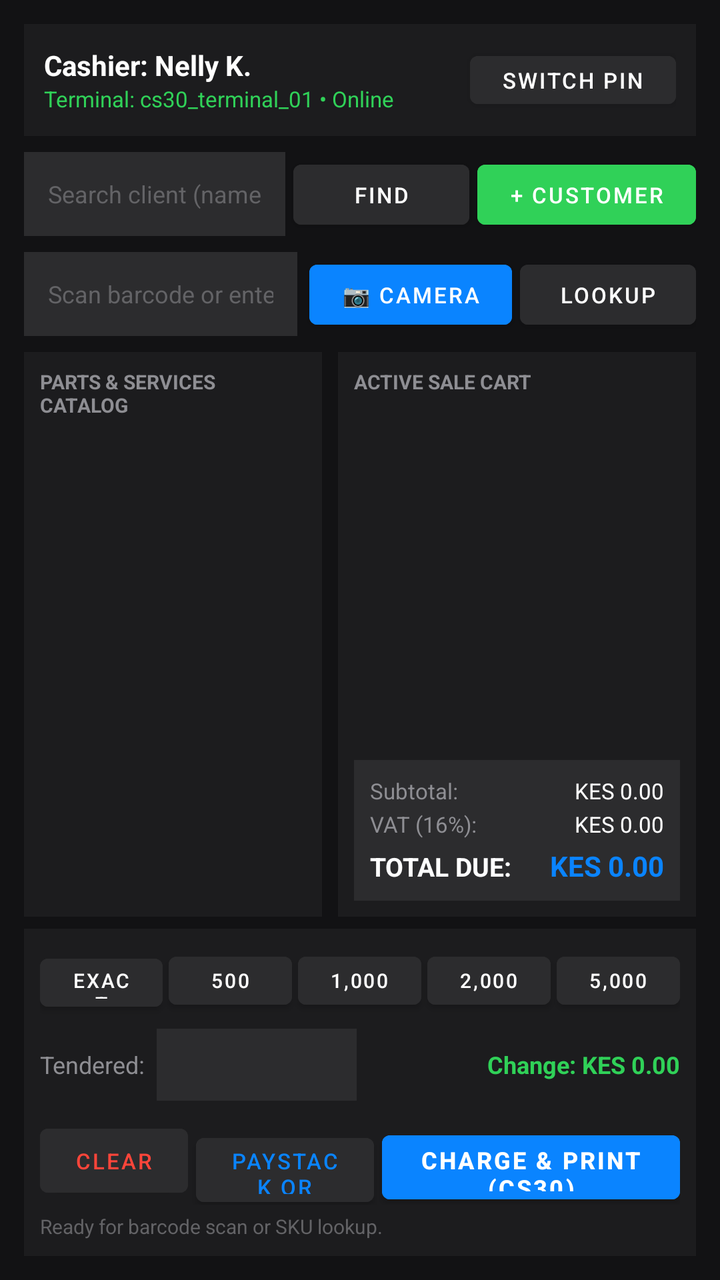
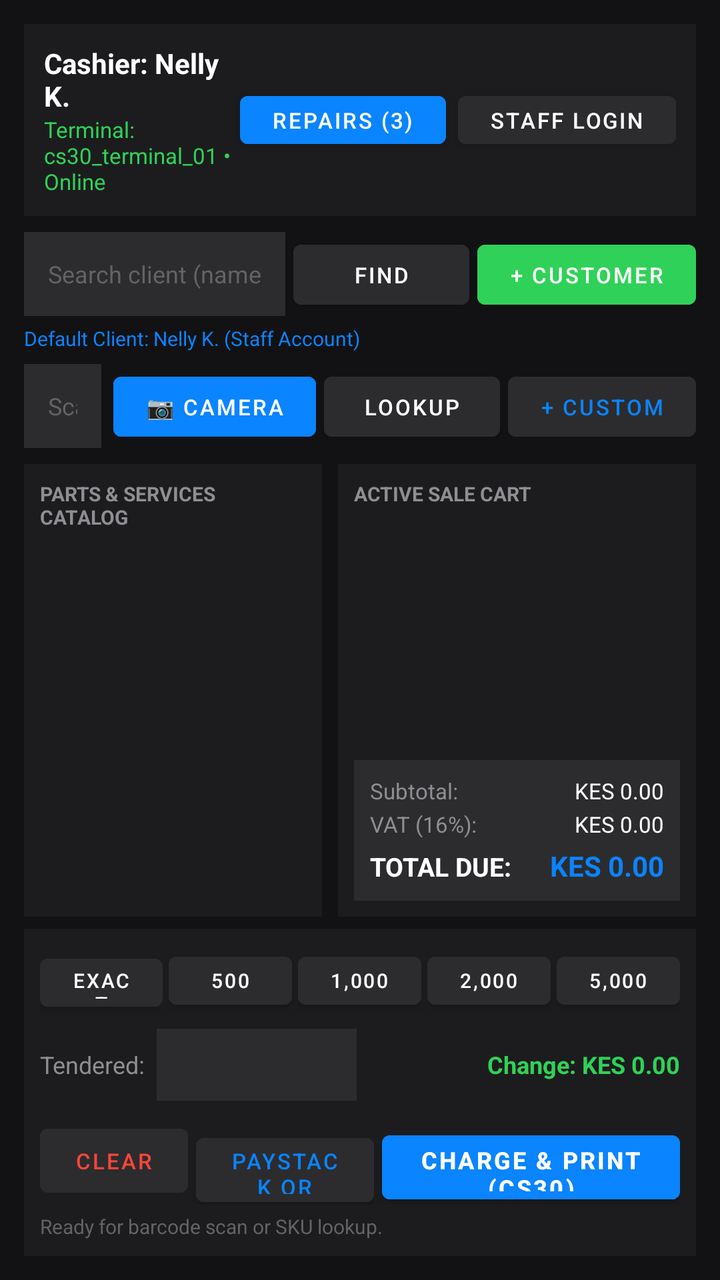

Two renders of the same Android screen: before a commit and after it. Below are the layout's source before the change and the commit's diff.
<!-- AndroidManifest.xml: application theme Theme.UrbanDevicePOS -->
<!-- res/layout/activity_main.xml -->
<?xml version="1.0" encoding="utf-8"?>
<LinearLayout xmlns:android="http://schemas.android.com/apk/res/android"
    android:layout_width="match_parent"
    android:layout_height="match_parent"
    android:orientation="vertical"
    android:background="@color/pos_background"
    android:padding="12dp">

    
    <LinearLayout
        android:layout_width="match_parent"
        android:layout_height="wrap_content"
        android:orientation="horizontal"
        android:gravity="center_vertical"
        android:background="@color/pos_surface"
        android:padding="10dp"
        android:layout_marginBottom="8dp">

        <LinearLayout
            android:layout_width="0dp"
            android:layout_height="wrap_content"
            android:layout_weight="1"
            android:orientation="vertical">

            <TextView
                android:id="@+id/tv_cashier_name"
                android:layout_width="wrap_content"
                android:layout_height="wrap_content"
                android:text="Cashier: Nelly K."
                android:textColor="@color/pos_text_primary"
                android:textStyle="bold"
                android:textSize="14sp" />

            <TextView
                android:id="@+id/tv_terminal_channel"
                android:layout_width="wrap_content"
                android:layout_height="wrap_content"
                android:text="Terminal: cs30_terminal_01 • Online"
                android:textColor="@color/pos_success"
                android:textSize="11sp" />
        </LinearLayout>

        <Button
            android:id="@+id/btn_switch_cashier"
            android:layout_width="wrap_content"
            android:layout_height="36dp"
            android:text="Switch PIN"
            android:textSize="11sp"
            android:backgroundTint="@color/pos_surface_variant"
            android:textColor="@color/pos_text_primary" />
    </LinearLayout>

    
    <LinearLayout
        android:id="@+id/layout_selected_customer"
        android:layout_width="match_parent"
        android:layout_height="wrap_content"
        android:orientation="horizontal"
        android:gravity="center_vertical"
        android:background="@color/pos_surface_variant"
        android:padding="8dp"
        android:layout_marginBottom="8dp"
        android:visibility="gone">

        <LinearLayout
            android:layout_width="0dp"
            android:layout_height="wrap_content"
            android:layout_weight="1"
            android:orientation="vertical">

            <LinearLayout
                android:layout_width="wrap_content"
                android:layout_height="wrap_content"
                android:orientation="horizontal"
                android:gravity="center_vertical">

                <TextView
                    android:id="@+id/tv_customer_name"
                    android:layout_width="wrap_content"
                    android:layout_height="wrap_content"
                    android:text="Client: John Doe"
                    android:textColor="@color/pos_text_primary"
                    android:textStyle="bold"
                    android:textSize="12sp" />

                <TextView
                    android:layout_width="wrap_content"
                    android:layout_height="wrap_content"
                    android:text="Registered"
                    android:textColor="@color/pos_success"
                    android:textSize="9sp"
                    android:textStyle="bold"
                    android:background="@color/pos_surface"
                    android:paddingHorizontal="4dp"
                    android:paddingVertical="1dp"
                    android:layout_marginStart="6dp" />
            </LinearLayout>

            <TextView
                android:id="@+id/tv_customer_details"
                android:layout_width="wrap_content"
                android:layout_height="wrap_content"
                android:text="Tel: +254 700 112 233"
                android:textColor="@color/pos_text_secondary"
                android:textSize="10sp"
                android:layout_marginTop="2dp" />
        </LinearLayout>

        <Button
            android:id="@+id/btn_unlink_customer"
            android:layout_width="wrap_content"
            android:layout_height="36dp"
            android:text="Unlink"
            android:textSize="10sp"
            android:backgroundTint="@color/pos_surface"
            android:textColor="@color/pos_danger" />
    </LinearLayout>

    <LinearLayout
        android:id="@+id/layout_customer_search_bar"
        android:layout_width="match_parent"
        android:layout_height="wrap_content"
        android:orientation="horizontal"
        android:layout_marginBottom="8dp">

        <EditText
            android:id="@+id/et_customer_search"
            android:layout_width="0dp"
            android:layout_height="42dp"
            android:layout_weight="1"
            android:hint="Search client (name, phone, company)..."
            android:textColorHint="@color/pos_text_muted"
            android:textColor="@color/pos_text_primary"
            android:background="@color/pos_surface_variant"
            android:paddingHorizontal="12dp"
            android:textSize="12sp"
            android:inputType="text"
            android:imeOptions="actionSearch" />

        <Button
            android:id="@+id/btn_search_customer"
            android:layout_width="wrap_content"
            android:layout_height="42dp"
            android:text="Find"
            android:textSize="11sp"
            android:layout_marginStart="4dp"
            android:backgroundTint="@color/pos_surface_variant"
            android:textColor="#FFFFFF" />

        <Button
            android:id="@+id/btn_quick_add_customer"
            android:layout_width="wrap_content"
            android:layout_height="42dp"
            android:text="+ Customer"
            android:textSize="11sp"
            android:layout_marginStart="4dp"
            android:backgroundTint="@color/pos_success"
            android:textColor="#FFFFFF" />
    </LinearLayout>

    
    <LinearLayout
        android:layout_width="match_parent"
        android:layout_height="wrap_content"
        android:orientation="horizontal"
        android:layout_marginBottom="8dp">

        <EditText
            android:id="@+id/et_scan_input"
            android:layout_width="0dp"
            android:layout_height="42dp"
            android:layout_weight="1"
            android:hint="Scan barcode or enter part SKU..."
            android:textColorHint="@color/pos_text_muted"
            android:textColor="@color/pos_text_primary"
            android:background="@color/pos_surface_variant"
            android:paddingHorizontal="12dp"
            android:textSize="12sp"
            android:inputType="text"
            android:imeOptions="actionDone" />

        <Button
            android:id="@+id/btn_scan_camera"
            android:layout_width="wrap_content"
            android:layout_height="42dp"
            android:text="📷 Camera"
            android:textSize="11sp"
            android:layout_marginStart="6dp"
            android:backgroundTint="@color/pos_accent"
            android:textColor="#FFFFFF" />

        <Button
            android:id="@+id/btn_add_code"
            android:layout_width="wrap_content"
            android:layout_height="42dp"
            android:text="Lookup"
            android:textSize="11sp"
            android:layout_marginStart="4dp"
            android:backgroundTint="@color/pos_surface_variant"
            android:textColor="#FFFFFF" />
    </LinearLayout>

    
    <LinearLayout
        android:layout_width="match_parent"
        android:layout_height="0dp"
        android:layout_weight="1"
        android:orientation="horizontal">

        
        <LinearLayout
            android:layout_width="0dp"
            android:layout_height="match_parent"
            android:layout_weight="1"
            android:orientation="vertical"
            android:background="@color/pos_surface"
            android:padding="8dp"
            android:layout_marginEnd="4dp">

            <TextView
                android:layout_width="match_parent"
                android:layout_height="wrap_content"
                android:text="PARTS &amp; SERVICES CATALOG"
                android:textColor="@color/pos_text_secondary"
                android:textSize="10sp"
                android:textStyle="bold"
                android:layout_marginBottom="6dp" />

            <ScrollView
                android:layout_width="match_parent"
                android:layout_height="match_parent">
                <LinearLayout
                    android:id="@+id/layout_catalog_items"
                    android:layout_width="match_parent"
                    android:layout_height="wrap_content"
                    android:orientation="vertical" />
            </ScrollView>
        </LinearLayout>

        
        <LinearLayout
            android:layout_width="0dp"
            android:layout_height="match_parent"
            android:layout_weight="1.2"
            android:orientation="vertical"
            android:background="@color/pos_surface"
            android:padding="8dp"
            android:layout_marginStart="4dp">

            <TextView
                android:layout_width="match_parent"
                android:layout_height="wrap_content"
                android:text="ACTIVE SALE CART"
                android:textColor="@color/pos_text_secondary"
                android:textSize="10sp"
                android:textStyle="bold"
                android:layout_marginBottom="6dp" />

            <ScrollView
                android:layout_width="match_parent"
                android:layout_height="0dp"
                android:layout_weight="1">
                <LinearLayout
                    android:id="@+id/layout_cart_items"
                    android:layout_width="match_parent"
                    android:layout_height="wrap_content"
                    android:orientation="vertical" />
            </ScrollView>

            
            <LinearLayout
                android:layout_width="match_parent"
                android:layout_height="wrap_content"
                android:orientation="vertical"
                android:background="@color/pos_surface_variant"
                android:padding="8dp"
                android:layout_marginTop="4dp">

                <LinearLayout
                    android:layout_width="match_parent"
                    android:layout_height="wrap_content"
                    android:orientation="horizontal">
                    <TextView
                        android:layout_width="0dp"
                        android:layout_height="wrap_content"
                        android:layout_weight="1"
                        android:text="Subtotal:"
                        android:textColor="@color/pos_text_secondary"
                        android:textSize="11sp" />
                    <TextView
                        android:id="@+id/tv_subtotal"
                        android:layout_width="wrap_content"
                        android:layout_height="wrap_content"
                        android:text="KES 0.00"
                        android:textColor="@color/pos_text_primary"
                        android:textSize="11sp" />
                </LinearLayout>

                <LinearLayout
                    android:layout_width="match_parent"
                    android:layout_height="wrap_content"
                    android:orientation="horizontal"
                    android:layout_marginTop="2dp">
                    <TextView
                        android:layout_width="0dp"
                        android:layout_height="wrap_content"
                        android:layout_weight="1"
                        android:text="VAT (16%):"
                        android:textColor="@color/pos_text_secondary"
                        android:textSize="11sp" />
                    <TextView
                        android:id="@+id/tv_tax"
                        android:layout_width="wrap_content"
                        android:layout_height="wrap_content"
                        android:text="KES 0.00"
                        android:textColor="@color/pos_text_primary"
                        android:textSize="11sp" />
                </LinearLayout>

                <LinearLayout
                    android:layout_width="match_parent"
                    android:layout_height="wrap_content"
                    android:orientation="horizontal"
                    android:layout_marginTop="4dp">
                    <TextView
                        android:layout_width="0dp"
                        android:layout_height="wrap_content"
                        android:layout_weight="1"
                        android:text="TOTAL DUE:"
                        android:textColor="@color/pos_text_primary"
                        android:textStyle="bold"
                        android:textSize="13sp" />
                    <TextView
                        android:id="@+id/tv_grand_total"
                        android:layout_width="wrap_content"
                        android:layout_height="wrap_content"
                        android:text="KES 0.00"
                        android:textColor="@color/pos_accent"
                        android:textStyle="bold"
                        android:textSize="14sp" />
                </LinearLayout>
            </LinearLayout>
        </LinearLayout>
    </LinearLayout>

    
    <LinearLayout
        android:layout_width="match_parent"
        android:layout_height="wrap_content"
        android:orientation="vertical"
        android:background="@color/pos_surface"
        android:padding="8dp"
        android:layout_marginTop="6dp">

        
        <LinearLayout
            android:layout_width="match_parent"
            android:layout_height="wrap_content"
            android:orientation="horizontal">

            <Button
                android:id="@+id/btn_tender_exact"
                android:layout_width="0dp"
                android:layout_height="36dp"
                android:layout_weight="1"
                android:text="Exact"
                android:textSize="10sp"
                android:backgroundTint="@color/pos_surface_variant"
                android:textColor="#FFFFFF"
                android:layout_marginEnd="3dp" />

            <Button
                android:id="@+id/btn_tender_500"
                android:layout_width="0dp"
                android:layout_height="36dp"
                android:layout_weight="1"
                android:text="500"
                android:textSize="10sp"
                android:backgroundTint="@color/pos_surface_variant"
                android:textColor="#FFFFFF"
                android:layout_marginEnd="3dp" />

            <Button
                android:id="@+id/btn_tender_1000"
                android:layout_width="0dp"
                android:layout_height="36dp"
                android:layout_weight="1"
                android:text="1,000"
                android:textSize="10sp"
                android:backgroundTint="@color/pos_surface_variant"
                android:textColor="#FFFFFF"
                android:layout_marginEnd="3dp" />

            <Button
                android:id="@+id/btn_tender_2000"
                android:layout_width="0dp"
                android:layout_height="36dp"
                android:layout_weight="1"
                android:text="2,000"
                android:textSize="10sp"
                android:backgroundTint="@color/pos_surface_variant"
                android:textColor="#FFFFFF"
                android:layout_marginEnd="3dp" />

            <Button
                android:id="@+id/btn_tender_5000"
                android:layout_width="0dp"
                android:layout_height="36dp"
                android:layout_weight="1"
                android:text="5,000"
                android:textSize="10sp"
                android:backgroundTint="@color/pos_surface_variant"
                android:textColor="#FFFFFF" />
        </LinearLayout>

        
        <LinearLayout
            android:layout_width="match_parent"
            android:layout_height="wrap_content"
            android:orientation="horizontal"
            android:gravity="center_vertical"
            android:layout_marginTop="6dp">

            <TextView
                android:layout_width="wrap_content"
                android:layout_height="wrap_content"
                android:text="Tendered:"
                android:textColor="@color/pos_text_secondary"
                android:textSize="12sp" />

            <EditText
                android:id="@+id/et_tender_input"
                android:layout_width="100dp"
                android:layout_height="36dp"
                android:layout_marginStart="6dp"
                android:textColor="@color/pos_text_primary"
                android:background="@color/pos_surface_variant"
                android:paddingHorizontal="8dp"
                android:textSize="12sp"
                android:inputType="numberDecimal" />

            <TextView
                android:id="@+id/tv_change_due"
                android:layout_width="0dp"
                android:layout_height="wrap_content"
                android:layout_weight="1"
                android:text="Change: KES 0.00"
                android:textColor="@color/pos_success"
                android:textStyle="bold"
                android:textSize="12sp"
                android:gravity="end" />
        </LinearLayout>

        
        <LinearLayout
            android:layout_width="match_parent"
            android:layout_height="wrap_content"
            android:orientation="horizontal"
            android:layout_marginTop="8dp">

            <Button
                android:id="@+id/btn_clear_cart"
                android:layout_width="0dp"
                android:layout_height="44dp"
                android:layout_weight="1"
                android:text="Clear"
                android:textSize="11sp"
                android:backgroundTint="@color/pos_surface_variant"
                android:textColor="@color/pos_danger"
                android:layout_marginEnd="4dp" />

            <Button
                android:id="@+id/btn_paystack"
                android:layout_width="0dp"
                android:layout_height="44dp"
                android:layout_weight="1.2"
                android:text="Paystack QR"
                android:textSize="11sp"
                android:backgroundTint="@color/pos_surface_variant"
                android:textColor="@color/pos_accent"
                android:layout_marginEnd="4dp" />

            <Button
                android:id="@+id/btn_charge_print"
                android:layout_width="0dp"
                android:layout_height="44dp"
                android:layout_weight="2"
                android:text="Charge &amp; Print (CS30)"
                android:textSize="12sp"
                android:textStyle="bold"
                android:backgroundTint="@color/pos_accent"
                android:textColor="#FFFFFF" />
        </LinearLayout>

        
        <TextView
            android:id="@+id/tv_status_notice"
            android:layout_width="match_parent"
            android:layout_height="wrap_content"
            android:text="Ready for barcode scan or SKU lookup."
            android:textColor="@color/pos_text_muted"
            android:textSize="10sp"
            android:layout_marginTop="4dp" />
    </LinearLayout>
</LinearLayout>
<!-- resources referenced by this layout -->
<resources>
  <color name="pos_accent">#0A84FF</color>
  <color name="pos_background">#121214</color>
  <color name="pos_danger">#FF453A</color>
  <color name="pos_success">#30D158</color>
  <color name="pos_surface">#1C1C1E</color>
  <color name="pos_surface_variant">#2C2C2E</color>
  <color name="pos_text_muted">#636366</color>
  <color name="pos_text_primary">#FFFFFF</color>
  <color name="pos_text_secondary">#8E8E93</color>
  <style name="Theme.UrbanDevicePOS" parent="Theme.MaterialComponents.DayNight.NoActionBar">
          <item name="android:windowBackground">@color/pos_background</item>
          <item name="colorPrimary">@color/pos_accent</item>
          <item name="colorSecondary">@color/pos_accent</item>
          <item name="android:textColorPrimary">@color/pos_text_primary</item>
      </style>
</resources>

<!-- the commit's change to res/layout/activity_main.xml (unified diff, before → after) -->
@@ -41,10 +41,20 @@
         </LinearLayout>
 
         <Button
+            android:id="@+id/btn_repairs_nav"
+            android:layout_width="wrap_content"
+            android:layout_height="36dp"
+            android:text="Repairs (3)"
+            android:textSize="11sp"
+            android:backgroundTint="@color/pos_accent"
+            android:textColor="#FFFFFF"
+            android:layout_marginEnd="6dp" />
+
+        <Button
             android:id="@+id/btn_switch_cashier"
             android:layout_width="wrap_content"
             android:layout_height="36dp"
-            android:text="Switch PIN"
+            android:text="Staff Login"
             android:textSize="11sp"
             android:backgroundTint="@color/pos_surface_variant"
             android:textColor="@color/pos_text_primary" />
@@ -158,6 +168,16 @@
             android:textColor="#FFFFFF" />
     </LinearLayout>
 
+    <TextView
+        android:id="@+id/tv_default_customer_label"
+        android:layout_width="match_parent"
+        android:layout_height="wrap_content"
+        android:text="Default Client: Nelly K. (Staff Account)"
+        android:textColor="@color/pos_accent"
+        android:textSize="10sp"
+        android:layout_marginTop="-4dp"
+        android:layout_marginBottom="6dp" />
+
     
     <LinearLayout
         android:layout_width="match_parent"
@@ -198,6 +218,16 @@
             android:layout_marginStart="4dp"
             android:backgroundTint="@color/pos_surface_variant"
             android:textColor="#FFFFFF" />
+
+        <Button
+            android:id="@+id/btn_custom_item"
+            android:layout_width="wrap_content"
+            android:layout_height="42dp"
+            android:text="+ Custom"
+            android:textSize="11sp"
+            android:layout_marginStart="4dp"
+            android:backgroundTint="@color/pos_surface_variant"
+            android:textColor="@color/pos_accent" />
     </LinearLayout>
 
     
